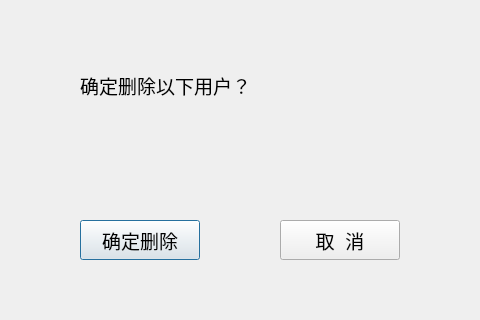
czhc001/Qt-Project-FAPIAO, file rrdialog.ui: the form before one commit.
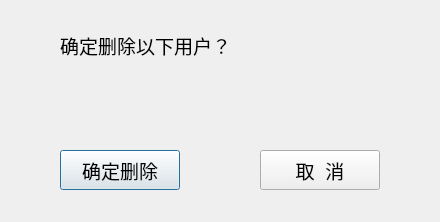
The form after the commit. Icons and pictures are not drawn.

```diff
--- a/rrdialog.ui
+++ b/rrdialog.ui
@@ -6,8 +6,8 @@
    <rect>
     <x>0</x>
     <y>0</y>
-    <width>480</width>
-    <height>320</height>
+    <width>440</width>
+    <height>222</height>
    </rect>
   </property>
   <property name="windowTitle">
@@ -20,8 +20,8 @@
   <widget class="QPushButton" name="pushButton">
    <property name="geometry">
     <rect>
-     <x>80</x>
-     <y>220</y>
+     <x>60</x>
+     <y>150</y>
      <width>120</width>
      <height>40</height>
     </rect>
@@ -38,8 +38,8 @@
   <widget class="QPushButton" name="pushButton_2">
    <property name="geometry">
     <rect>
-     <x>280</x>
-     <y>220</y>
+     <x>260</x>
+     <y>150</y>
      <width>120</width>
      <height>40</height>
     </rect>
@@ -56,8 +56,8 @@
   <widget class="QLabel" name="label">
    <property name="geometry">
     <rect>
-     <x>80</x>
-     <y>70</y>
+     <x>60</x>
+     <y>30</y>
      <width>201</width>
      <height>31</height>
     </rect>
@@ -74,9 +74,9 @@
   <widget class="QLabel" name="label_2">
    <property name="geometry">
     <rect>
-     <x>140</x>
-     <y>130</y>
-     <width>200</width>
+     <x>100</x>
+     <y>80</y>
+     <width>241</width>
      <height>31</height>
     </rect>
    </property>
```
